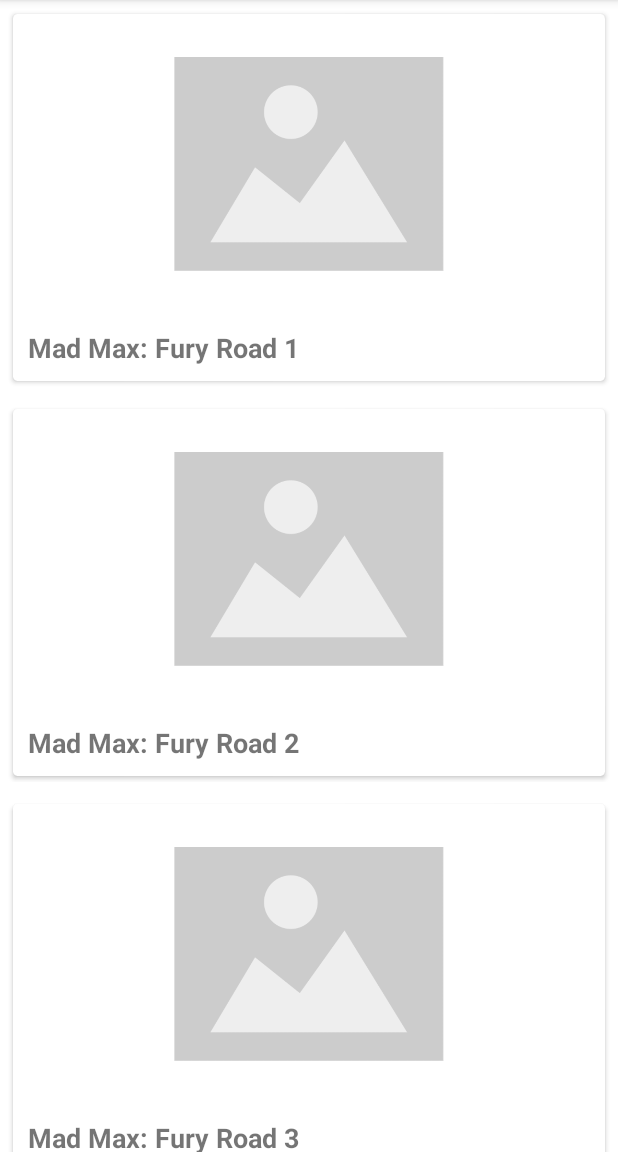
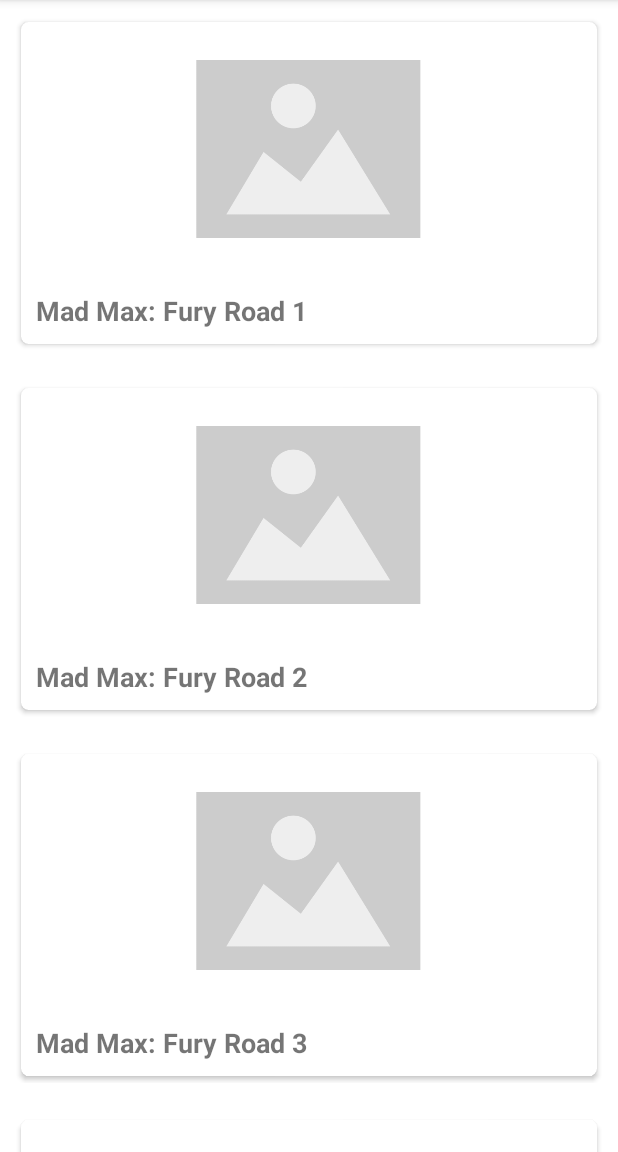
Before and after one commit to tilakas13/KoltinAirlinesApp, an Android app: the screen it shows after launch (MainActivity), on a phone screen of 412 x 824 dp, the part 84-1236 px from its top. Run offline under Robolectric (Android 15) with nearby library versions, the phone set to English and light mode, and no system bars; pictures from the network do not load.

```diff
--- a/app/src/main/res/values/dimens.xml
+++ b/app/src/main/res/values/dimens.xml
@@ -1,9 +1,9 @@
 <?xml version="1.0" encoding="utf-8"?>
 <resources>
     <dimen name="text_size_title_list_item">18sp</dimen>
-    <dimen name="elevation_cardview">4dp</dimen>
-    <dimen name="padding_card_item">5dp</dimen>
-    <dimen name="cardCornerRadius">3dp</dimen>
+    <dimen name="elevation_cardview">5dp</dimen>
+    <dimen name="padding_card_item">10dp</dimen>
+    <dimen name="cardCornerRadius">5dp</dimen>
     <dimen name="margin_item_desc">10dp</dimen>
-    <dimen name="width_image_list">180dp</dimen>
+    <dimen name="width_image_list">150dp</dimen>
 </resources>
```
Also changed, not shown: app/src/main/res/mipmap-hdpi/ic_launcher.png, app/src/main/res/mipmap-mdpi/ic_launcher.png, app/src/main/res/mipmap-xhdpi/ic_launcher.png, app/src/main/res/mipmap-xxhdpi/ic_launcher.png, app/src/main/res/mipmap-xxxhdpi/ic_launcher.png.
